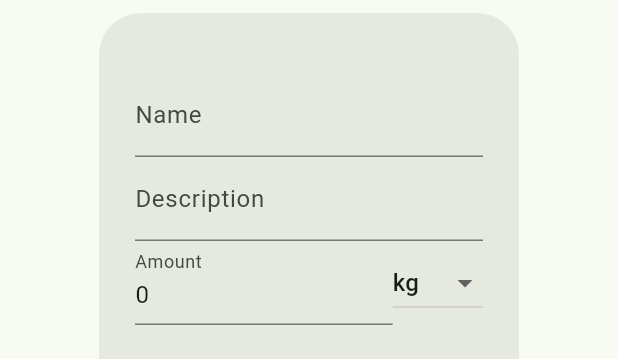
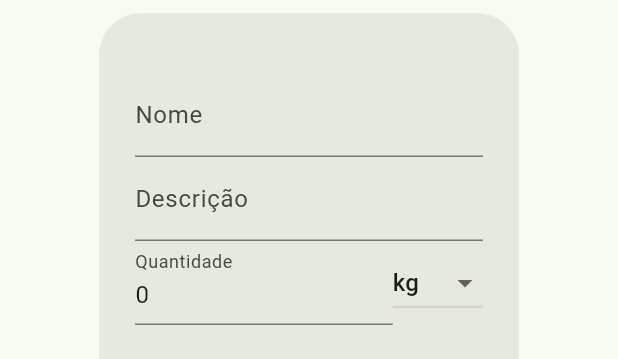
Before and after one commit to Trees-over-the-river/LDDM, a Flutter app: the ItemDialog widget shown alone on an empty page, opened directly with empty values, on a phone screen of 412 x 824 dp. Shown: the part 377-736 px from the top of the screen. Run offline on Flutter 3.47's test engine with Material 2 defaults, Android fonts, the phone set to English and light mode, and no system bars; our stand-ins replace cached_network_image, flutter_contacts, reorderables; network calls fail.

Commit message:
fix: name corrections

```diff
--- a/lib/pages/item_list_page.dart
+++ b/lib/pages/item_list_page.dart
@@ -7,8 +7,10 @@ import 'package:pricely/model/item.dart';
 import 'package:pricely/widgets/item_widget.dart';
 
 class ItemListPage extends StatefulWidget {
-  const ItemListPage({Key? key, this.items = const []}) : super(key: key);
+  const ItemListPage({Key? key, this.items = const [], this.title = "Itens"})
+      : super(key: key);
 
+  final String title;
   final List<Item> items;
 
   @override
@@ -38,7 +40,7 @@ class _ItemListPageState extends State<ItemListPage> {
     return Scaffold(
       appBar: AppBar(
         backgroundColor: Theme.of(context).colorScheme.inversePrimary,
-        title: const Text('Items'),
+        title: Text(widget.title),
         actions: [
           IconButton(
             onPressed: () {},
--- a/lib/pages/lists_page.dart
+++ b/lib/pages/lists_page.dart
@@ -46,7 +46,7 @@ class _ListsPageState extends State<ListsPage> {
     return Scaffold(
       appBar: AppBar(
         backgroundColor: Theme.of(context).colorScheme.inversePrimary,
-        title: const Text('Lists'),
+        title: const Text('Listas'),
         actions: [
           IconButton(
             onPressed: () {},
--- a/lib/widgets/item_dialog.dart
+++ b/lib/widgets/item_dialog.dart
@@ -50,13 +50,13 @@ class _ItemDialogState extends State<ItemDialog> {
             TextField(
               controller: TextEditingController(text: widget.item.name),
               decoration: const InputDecoration(
-                labelText: 'Name',
+                labelText: 'Nome',
               ),
             ),
             TextField(
               controller: TextEditingController(text: widget.item.description),
               decoration: const InputDecoration(
-                labelText: 'Description',
+                labelText: 'Descrição',
               ),
             ),
             Row(
@@ -66,7 +66,7 @@ class _ItemDialogState extends State<ItemDialog> {
                     controller: TextEditingController(
                         text: widget.item.amount.toString()),
                     decoration: const InputDecoration(
-                      labelText: 'Amount',
+                      labelText: 'Quantidade',
                     ),
                     keyboardType: TextInputType.number,
                     inputFormatters: [FilteringTextInputFormatter.digitsOnly],
```
